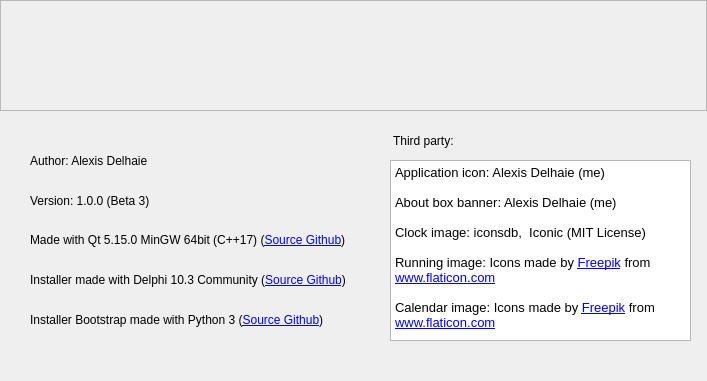
Old version of the form ui/aboutbox.ui in the repository alexlegarnd/Chronos.
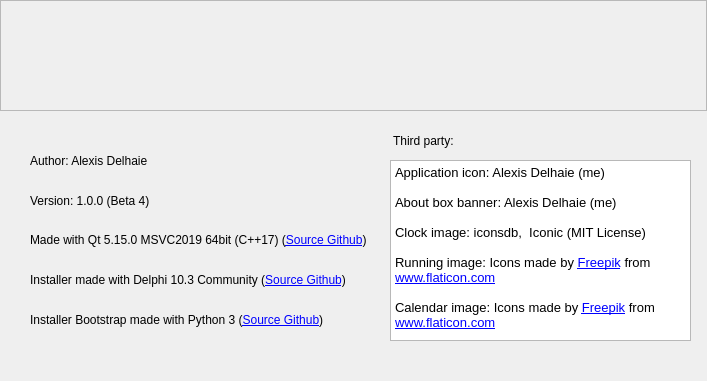
New version of the form. Icons and pictures are not drawn.

Commit message: Main window frameless + Switching to MSVC2019

```diff
--- a/ui/aboutbox.ui
+++ b/ui/aboutbox.ui
@@ -91,7 +91,7 @@
     <string notr="true">font-size: 12px;</string>
    </property>
    <property name="text">
-    <string>Version: 1.0.0 (Beta 3)</string>
+    <string>Version: 1.0.0 (Beta 4)</string>
    </property>
   </widget>
   <widget class="QLabel" name="label_3">
@@ -107,7 +107,7 @@
     <string notr="true">font-size: 12px;</string>
    </property>
    <property name="text">
-    <string>&lt;html&gt;&lt;head/&gt;&lt;body&gt;&lt;p&gt;Made with Qt 5.15.0 MinGW 64bit (C++17) (&lt;a href=&quot;https://github.com/alexlegarnd/Chronos&quot;&gt;&lt;span style=&quot; text-decoration: underline; color:#0000ff;&quot;&gt;Source Github&lt;/span&gt;&lt;/a&gt;)&lt;/p&gt;&lt;/body&gt;&lt;/html&gt;</string>
+    <string>&lt;html&gt;&lt;head/&gt;&lt;body&gt;&lt;p&gt;Made with Qt 5.15.0 MSVC2019 64bit (C++17) (&lt;a href=&quot;https://github.com/alexlegarnd/Chronos&quot;&gt;&lt;span style=&quot; text-decoration: underline; color:#0000ff;&quot;&gt;Source Github&lt;/span&gt;&lt;/a&gt;)&lt;/p&gt;&lt;/body&gt;&lt;/html&gt;</string>
    </property>
   </widget>
   <widget class="QTextEdit" name="textEdit">
```
Left out of the diff: 5 changed lines with no effect on the pictures. The commit also changes 5 other files.
